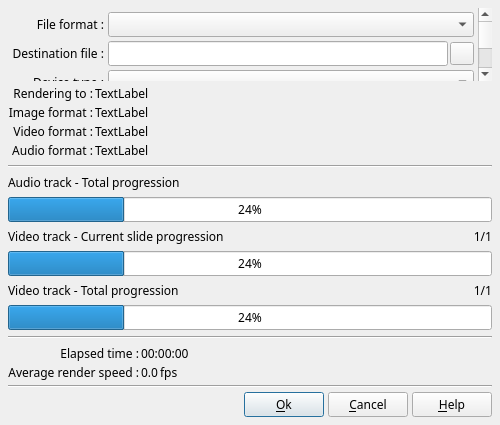
Old version of the form DlgRenderVideo.ui in the repository boenki/ffdiaporama.
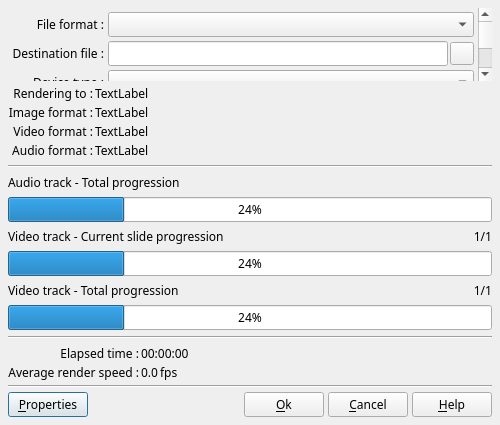
New version of the form. Icons and pictures are not drawn.

Diff of the .ui file:
```diff
--- a/DlgRenderVideo.ui
+++ b/DlgRenderVideo.ui
@@ -928,6 +928,20 @@
      <property name="spacing">
       <number>4</number>
      </property>
+     <item>
+      <widget class="QPushButton" name="ProjectPropertiesBt">
+       <property name="toolTip">
+        <string>Accept modification and start rendering process</string>
+       </property>
+       <property name="text">
+        <string>&amp;Properties</string>
+       </property>
+       <property name="icon">
+        <iconset>
+         <normaloff>img/PrjProperties.png</normaloff>img/PrjProperties.png</iconset>
+       </property>
+      </widget>
+     </item>
      <item>
       <spacer name="horizontalSpacer_2">
        <property name="orientation">
```
Left out of the diff: 2 changed lines with no effect on the pictures.
